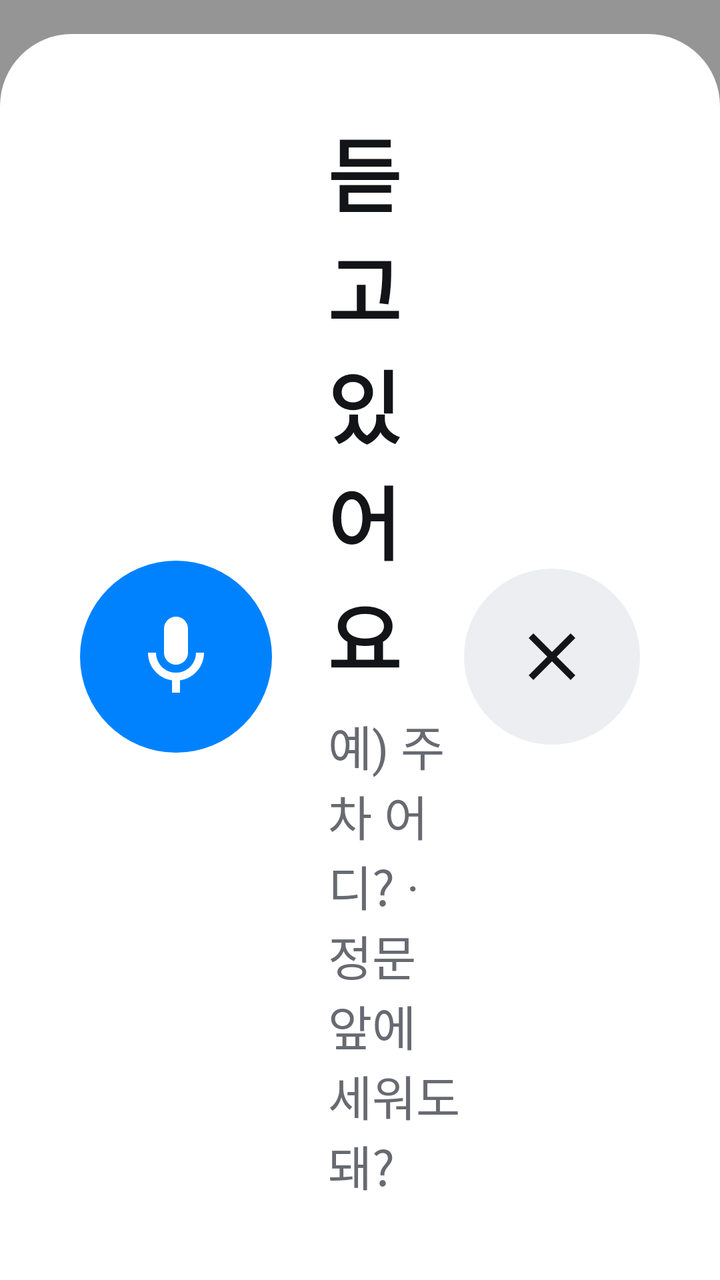
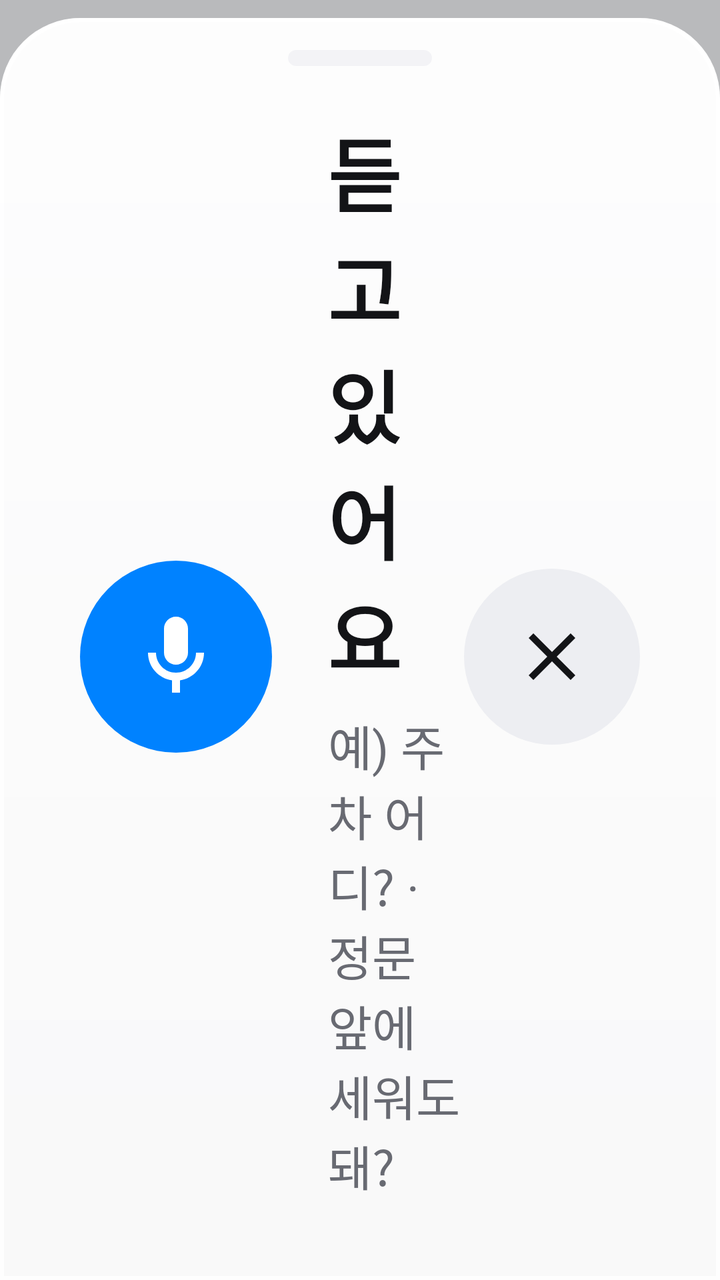

Two renders of the same Android screen: before a commit and after it. Below are the layout's source before the change and the commit's diff.
<!-- AndroidManifest.xml: application theme Theme.LastMile -->
<!-- res/layout/sheet_voice.xml -->
<?xml version="1.0" encoding="utf-8"?>
<FrameLayout xmlns:android="http://schemas.android.com/apk/res/android" android:layout_width="match_parent" android:layout_height="match_parent" android:background="#66000000" android:clickable="true" android:focusable="true">
    <LinearLayout android:layout_width="match_parent" android:layout_height="wrap_content" android:layout_gravity="bottom" android:orientation="vertical" android:background="@drawable/bg_sheet" android:padding="@dimen/page_padding">
        <LinearLayout android:layout_width="match_parent" android:layout_height="wrap_content" android:orientation="horizontal" android:gravity="center_vertical">
            <FrameLayout android:layout_width="96dp" android:layout_height="96dp" android:background="@drawable/bg_circle_accent">
                <ImageView android:layout_width="48dp" android:layout_height="48dp" android:layout_gravity="center" android:src="@drawable/ic_mic" android:tint="#FFFFFF"/>
            </FrameLayout>
            <LinearLayout android:layout_width="0dp" android:layout_weight="1" android:layout_height="wrap_content" android:orientation="vertical" android:layout_marginStart="28dp">
                <TextView android:id="@+id/voiceTitle" style="@style/Text.Title" android:layout_width="wrap_content" android:layout_height="wrap_content" android:text="@string/listening"/>
                <TextView android:id="@+id/voiceHint" style="@style/Text.Label" android:layout_width="match_parent" android:layout_height="wrap_content" android:layout_marginTop="8dp" android:text="@string/listening_hint"/>
            </LinearLayout>
            <ImageButton android:id="@+id/voiceClose" style="@style/Button.Icon" android:src="@drawable/ic_close" android:contentDescription="@string/done"/>
        </LinearLayout>
        <TextView android:id="@+id/voiceAnswer" style="@style/Text.Title" android:layout_width="match_parent" android:layout_height="wrap_content" android:layout_marginTop="28dp" android:visibility="gone"/>
        
        <LinearLayout android:id="@+id/voiceTypedRow" android:layout_width="match_parent" android:layout_height="wrap_content" android:orientation="horizontal" android:layout_marginTop="24dp" android:visibility="gone">
            <EditText android:id="@+id/voiceTyped" style="@style/Field" android:layout_width="0dp" android:layout_weight="1" android:layout_height="88dp" android:hint="@string/listening_hint" android:inputType="text" android:imeOptions="actionSend" android:importantForAutofill="no"/>
            <Button android:id="@+id/voiceSend" style="@style/Button.Secondary" android:layout_width="wrap_content" android:layout_height="88dp" android:layout_marginStart="16dp" android:text="보내기"/>
        </LinearLayout>
    </LinearLayout>
</FrameLayout>
<!-- resources referenced by this layout -->
<resources>
  <dimen name="page_padding">40dp</dimen>
  <!-- drawable bg_circle_accent (drawable) -->
  <shape xmlns:android="http://schemas.android.com/apk/res/android" android:shape="oval"><solid android:color="@color/accent"/></shape>
  <!-- drawable bg_sheet (drawable) -->
  <shape xmlns:android="http://schemas.android.com/apk/res/android" android:shape="rectangle">
      <solid android:color="@color/surface"/>
      <corners android:topLeftRadius="36dp" android:topRightRadius="36dp"/>
  </shape>
  <string name="done">완료</string>
  <string name="listening">듣고 있어요</string>
  <string name="listening_hint">예) 주차 어디? · 정문 앞에 세워도 돼?</string>
  <style name="Button.Secondary" parent="Button.Primary">
          <item name="android:background">@drawable/bg_pill_secondary</item>
          <item name="android:textColor">@color/text_primary</item>
          <item name="iconTint">@color/text_primary</item>
      </style>
  <style name="Text.Label"><item name="android:textSize">@dimen/text_label</item><item name="android:textColor">@color/text_secondary</item></style>
  <style name="Text.Title"><item name="android:textSize">@dimen/text_title</item><item name="android:textStyle">bold</item><item name="android:letterSpacing">-0.01</item></style>
  <color name="accent">@color/informative_positive</color>
  <color name="surface">@color/basic_900</color>
  <dimen name="icon_button">88dp</dimen>
  <color name="text_primary">@color/basic_100</color>
  <!-- drawable bg_field (drawable) -->
  <shape xmlns:android="http://schemas.android.com/apk/res/android" android:shape="rectangle">
      <solid android:color="@color/surface_variant"/>
      <corners android:radius="20dp"/>
  </shape>
  <dimen name="text_body">30sp</dimen>
  <color name="text_tertiary">@color/basic_400</color>
  <dimen name="text_label">24sp</dimen>
  <color name="text_secondary">@color/basic_300</color>
  <dimen name="text_title">40sp</dimen>
  <color name="background">@color/basic_800</color>
  <color name="button_primary">@color/basic_100</color>
  <color name="text_on_primary">@color/basic_900</color>
  <style name="Theme.LastMile.Sheet" parent="ThemeOverlay.Material3.BottomSheetDialog">
          <item name="bottomSheetStyle">@style/Widget.LastMile.Sheet</item>
      </style>
  <color name="informative_positive">#0082FF</color>
  <color name="basic_900">#FFFFFF</color>
  <color name="button_secondary_pressed">@color/basic_600</color>
  <color name="button_secondary">@color/basic_700</color>
  <color name="basic_100">#131417</color>
  <dimen name="button_radius">48dp</dimen>
  <dimen name="button_height">96dp</dimen>
  <color name="surface_variant">@color/basic_700</color>
  <color name="basic_400">#A4A8AE</color>
  <color name="basic_300">#686A72</color>
  <color name="basic_800">#F7F8FA</color>
  <color name="basic_600">#E0E1E6</color>
  <color name="basic_700">#EDEEF2</color>
  <color name="button_disabled">@color/basic_500</color>
  <color name="button_primary_pressed">@color/basic_200</color>
  <color name="basic_500">#C7C9CE</color>
  <color name="basic_200">#44464E</color>
  <!-- unchanged entries left out for length: 10 -->
</resources>

<!-- the commit's change to res/layout/sheet_voice.xml (unified diff, before → after) -->
@@ -1,6 +1,8 @@
 <?xml version="1.0" encoding="utf-8"?>
-<FrameLayout xmlns:android="http://schemas.android.com/apk/res/android" android:layout_width="match_parent" android:layout_height="match_parent" android:background="#66000000" android:clickable="true" android:focusable="true">
-    <LinearLayout android:layout_width="match_parent" android:layout_height="wrap_content" android:layout_gravity="bottom" android:orientation="vertical" android:background="@drawable/bg_sheet" android:padding="@dimen/page_padding">
+<FrameLayout xmlns:android="http://schemas.android.com/apk/res/android" android:layout_width="match_parent" android:layout_height="match_parent" android:clickable="true" android:focusable="true">
+    <View android:id="@+id/voiceScrim" android:layout_width="match_parent" android:layout_height="match_parent" android:background="#40000000"/>
+    <LinearLayout android:id="@+id/voicePanel" android:layout_width="match_parent" android:layout_height="wrap_content" android:layout_gravity="bottom" android:orientation="vertical" android:background="@drawable/bg_sheet_glass" android:elevation="24dp" android:outlineProvider="background" android:paddingStart="@dimen/page_padding" android:paddingEnd="@dimen/page_padding" android:paddingTop="16dp" android:paddingBottom="@dimen/page_padding">
+        <View android:id="@+id/voiceGrabber" android:layout_width="72dp" android:layout_height="8dp" android:layout_gravity="center_horizontal" android:layout_marginBottom="24dp" android:background="@drawable/bg_chip" android:alpha="0.6"/>
         <LinearLayout android:layout_width="match_parent" android:layout_height="wrap_content" android:orientation="horizontal" android:gravity="center_vertical">
             <FrameLayout android:layout_width="96dp" android:layout_height="96dp" android:background="@drawable/bg_circle_accent">
                 <ImageView android:layout_width="48dp" android:layout_height="48dp" android:layout_gravity="center" android:src="@drawable/ic_mic" android:tint="#FFFFFF"/>
<!-- resource entries referenced after the edit -->
@@ -1,8 +1,19 @@
 <!-- resources referenced by this layout -->
 <resources>
   <dimen name="page_padding">40dp</dimen>
+  <!-- drawable bg_chip (drawable) -->
+  <shape xmlns:android="http://schemas.android.com/apk/res/android" android:shape="rectangle">
+      <solid android:color="@color/surface_variant"/>
+      <corners android:radius="30dp"/>
+  </shape>
   <!-- drawable bg_circle_accent (drawable) -->
   <shape xmlns:android="http://schemas.android.com/apk/res/android" android:shape="oval"><solid android:color="@color/accent"/></shape>
+  <!-- drawable bg_sheet_glass (drawable) -->
+  <?xml version="1.0" encoding="utf-8"?>
+  <layer-list xmlns:android="http://schemas.android.com/apk/res/android">
+      <item><shape android:shape="rectangle"><corners android:topLeftRadius="40dp" android:topRightRadius="40dp"/><gradient android:angle="270" android:startColor="#F7FFFFFF" android:endColor="#E6FFFFFF"/></shape></item>
+      <item><shape android:shape="rectangle"><corners android:topLeftRadius="40dp" android:topRightRadius="40dp"/><solid android:color="@android:color/transparent"/><stroke android:width="2dp" android:color="#D9FFFFFF"/></shape></item>
+  </layer-list>
   <!-- drawable bg_sheet (drawable) -->
   <shape xmlns:android="http://schemas.android.com/apk/res/android" android:shape="rectangle">
       <solid android:color="@color/surface"/>
